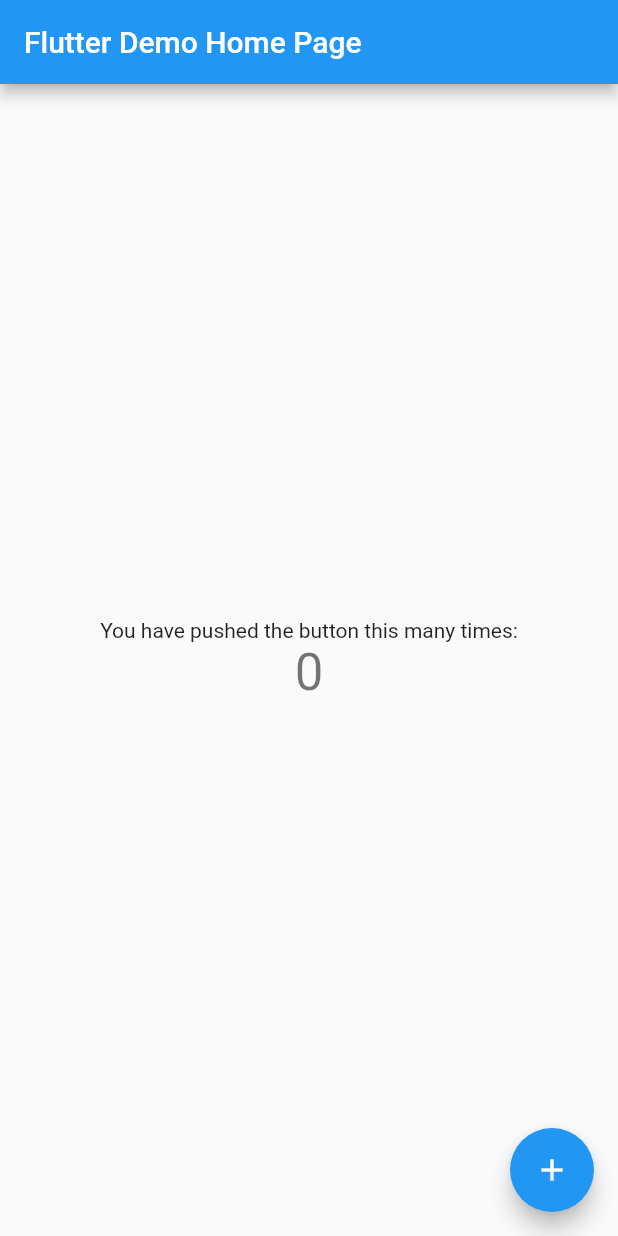
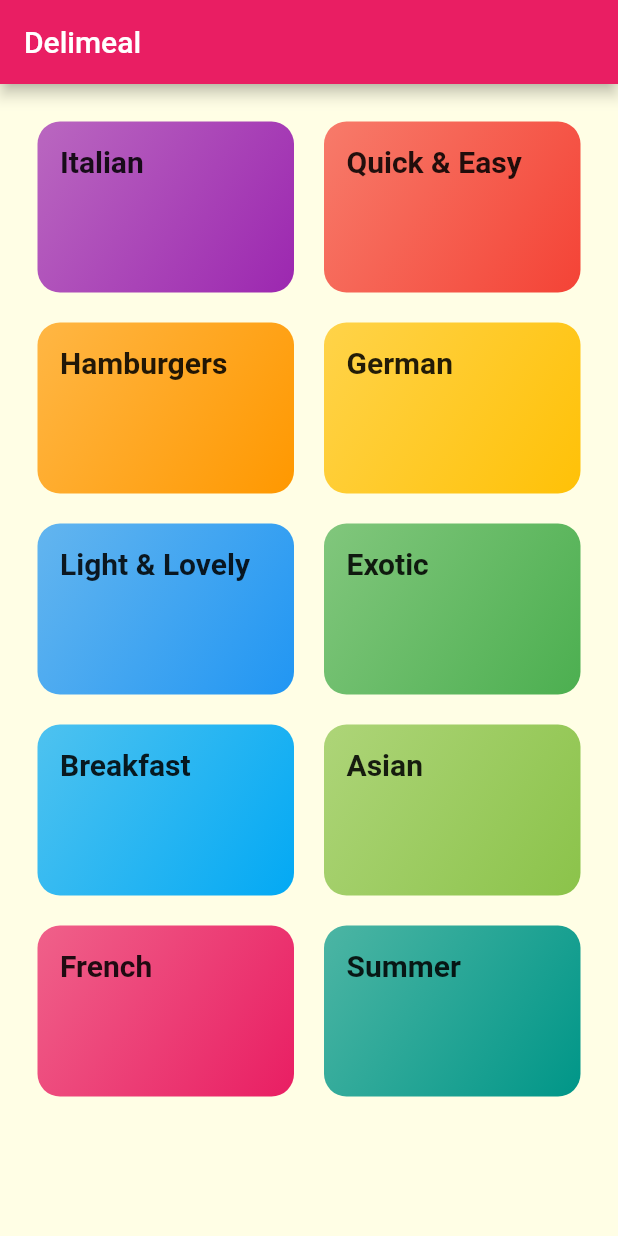
Before and after one commit to Ammar-JT/meals_app, a Flutter app: the screen it shows after launch, on a phone screen of 412 x 824 dp. Run offline on Flutter 3.47's test engine with Material 2 defaults, Android fonts, the phone set to English and light mode, and no system bars; Roboto replaces fonts that are missing (RobotCondensed).

Commit message:
Lesson 1: Make ur first screen + Change the startign screen + Make the widget a screen + Navigation and Routing!

```diff
--- a/analysis_options.yaml
+++ b/analysis_options.yaml
@@ -7,7 +7,7 @@
 
 # The following line activates a set of recommended lints for Flutter apps,
 # packages, and plugins designed to encourage good coding practices.
-include: package:flutter_lints/flutter.yaml
+# include: package:flutter_lints/flutter.yaml
 
 linter:
   # The lint rules applied to this project can be customized in the
--- /dev/null
+++ b/lib/categories_screen.dart
@@ -0,0 +1,41 @@
+import 'package:flutter/material.dart';
+
+import './dummy_data.dart';
+import './category_item.dart';
+
+class CategoriesScreen extends StatelessWidget {
+  // const CategoriesScreen({Key key}) : super(key: key);
+
+  @override
+  Widget build(BuildContext context) {
+    return Scaffold(
+      appBar: AppBar(
+        title: const Text('Delimeal'),
+      ),
+      body: GridView(
+        padding: const EdgeInsets.all(25),
+        // children: <Widget>[],
+        children: DUMMY_CATEGORIES
+          .map((cateData) => CategoryItem(
+            cateData.title,
+            cateData.color,
+            )
+          ).toList(),
+
+        //sliver:(شظية) is a scrollable space in flutter
+        //delegate: (يفوض)
+        //main axis: (المحور الاساسي، عشان اتجاه القريد على تحت) same as height
+        //cross axis: (المحور المتقاطع، عشان اتجاه القريد على تحت فدا يتقاطع مع الاتجاه) same as width
+        //Extent:(مدى)
+        gridDelegate: SliverGridDelegateWithMaxCrossAxisExtent(
+          maxCrossAxisExtent: 200, //width
+          childAspectRatio: 3 / 2, //so if width is 200 height will be 300
+          crossAxisSpacing: 20,
+          mainAxisSpacing: 20,
+
+
+        ),
+      ),
+    );
+  }
+}
--- /dev/null
+++ b/lib/category_item.dart
@@ -0,0 +1,46 @@
+import 'package:flutter/material.dart';
+import './category_meals_screen.dart';
+
+class CategoryItem extends StatelessWidget {
+  // const MyWidget({Key key}) : super(key: key);
+  final String title;
+  final Color color;
+  CategoryItem(this.title, this.color);
+
+  void selectCategory(BuildContext ctx) {
+    Navigator.of(ctx).push(
+      MaterialPageRoute(
+        builder: (_) {
+          return CategoryMealsScreen();
+        },
+      ),
+    );
+  }
+
+  @override
+  Widget build(BuildContext context) {
+    return InkWell(
+      onTap: () => selectCategory(context),
+      splashColor: Theme.of(context).primaryColor,
+      borderRadius: BorderRadius.circular(15),
+      child: Container(
+        padding: const EdgeInsets.all(15),
+        child: Text(
+          title,
+          style: Theme.of(context).textTheme.titleMedium,
+        ),
+        decoration: BoxDecoration(
+          gradient: LinearGradient(
+            colors: [
+              color.withOpacity(0.7),
+              color,
+            ],
+            begin: Alignment.topLeft,
+            end: Alignment.bottomRight,
+          ),
+          borderRadius: BorderRadius.circular(15),
+        ),
+      ),
+    );
+  }
+}
--- /dev/null
+++ b/lib/category_meals_screen.dart
@@ -0,0 +1,17 @@
+import 'package:flutter/material.dart';
+
+class CategoryMealsScreen extends StatelessWidget {
+  const CategoryMealsScreen({Key key}) : super(key: key);
+
+  @override
+  Widget build(BuildContext context) {
+    return Scaffold(
+      appBar: AppBar(
+        title: Text('The Recipes'),
+      ),
+      body: Center(
+        child: Text('The Recipes for the Category!'),
+      ),
+    );
+  }
+}
--- /dev/null
+++ b/lib/dummy_data.dart
@@ -0,0 +1,55 @@
+import 'package:flutter/material.dart';
+import './models/category.dart';
+
+const DUMMY_CATEGORIES = const [
+  Category(
+    id: 'c1',
+    title: 'Italian',
+    color: Colors.purple,
+  ),
+  Category(
+    id: 'c2',
+    title: 'Quick & Easy',
+    color: Colors.red,
+  ),
+  Category(
+    id: 'c3',
+    title: 'Hamburgers',
+    color: Colors.orange,
+  ),
+  Category(
+    id: 'c4',
+    title: 'German',
+    color: Colors.amber,
+  ),
+  Category(
+    id: 'c5',
+    title: 'Light & Lovely',
+    color: Colors.blue,
+  ),
+  Category(
+    id: 'c6',
+    title: 'Exotic',
+    color: Colors.green,
+  ),
+  Category(
+    id: 'c7',
+    title: 'Breakfast',
+    color: Colors.lightBlue,
+  ),
+  Category(
+    id: 'c8',
+    title: 'Asian',
+    color: Colors.lightGreen,
+  ),
+  Category(
+    id: 'c9',
+    title: 'French',
+    color: Colors.pink,
+  ),
+  Category(
+    id: 'c10',
+    title: 'Summer',
+    color: Colors.teal,
+  ),
+];
--- a/lib/main.dart
+++ b/lib/main.dart
@@ -1,115 +1,86 @@
+// Lesson 1: Make ur first screen + Change the startign screen + Make the widget a screen + Navigation and Routing!
+
+// Make ur first screen + set up the project:
+//    - just make a new widget called categories_screen
+//    - put a GridView inside it
+//    - make a class called category in model folder (to make every category an object)
+//    - make category_item widget (which will be under the categories_screen)
+//    - put the dummy_data.dart in the lib
+//    - In categroies_screen: import dummy + category_item and use them!
+
+
+// Change the startign screen:
+//    - in MaterialApp(home: هنا) <<<< put the starting screen widget
+
+
+// Make the widget a screen
+//    - Screen / widget / page === all the same
+//    - Typically the Scaffold represent a screen, so you'll use it in every screen
+//    - Put the Scaffold in categories_screen, and put the gridView inside it
+//    - complete the Scaffold set up: appBar, .....etc
+//    - style the screen and its children
+
+
+// Navigation and Routing:
+//    - make a new widget screen called category_meals_screen
+//    - make it a screen by wraping the content in Scaffold
+//    - make the category_item tappable using: GestureDetector or InkWell (GestureDetector with effects))
+//    - write a function for selectCategory and trigger it using onTap of the InkWell
+//    - use Navigator + MaterialPageRoute : in the selectCategory() function!
+//    - Congrats!!! for your first navigation and routing ever!!
+
+
 import 'package:flutter/material.dart';
+import 'package:meal_app/categories_screen.dart';
 
 void main() {
-  runApp(const MyApp());
+  runApp(MyApp());
 }
 
 class MyApp extends StatelessWidget {
-  const MyApp({Key? key}) : super(key: key);
-
-  // This widget is the root of your application.
   @override
   Widget build(BuildContext context) {
     return MaterialApp(
-      title: 'Flutter Demo',
+      title: 'DeliMeals',
       theme: ThemeData(
-        // This is the theme of your application.
-        //
-        // Try running your application with "flutter run". You'll see the
-        // application has a blue toolbar. Then, without quitting the app, try
-        // changing the primarySwatch below to Colors.green and then invoke
-        // "hot reload" (press "r" in the console where you ran "flutter run",
-        // or simply save your changes to "hot reload" in a Flutter IDE).
-        // Notice that the counter didn't reset back to zero; the application
-        // is not restarted.
-        primarySwatch: Colors.blue,
+        primarySwatch: Colors.pink,
+        accentColor: Colors.amber,
+        canvasColor: Color.fromRGBO(255, 254, 229, 1),
+        fontFamily: 'Raleway',
+        textTheme: ThemeData.light().textTheme.copyWith(
+          bodySmall: TextStyle(
+            color: Color.fromRGBO(20, 51, 51, 1)
+          ),
+          bodyMedium: TextStyle(
+            color: Color.fromRGBO(20, 51, 51, 1)
+          ),
+          titleMedium: TextStyle(
+            fontSize: 20,
+            fontFamily: 'RobotCondensed',
+            fontWeight: FontWeight.bold
+          )
+        )
       ),
-      home: const MyHomePage(title: 'Flutter Demo Home Page'),
+      home: CategoriesScreen(),
     );
   }
 }
 
-class MyHomePage extends StatefulWidget {
-  const MyHomePage({Key? key, required this.title}) : super(key: key);
+// class MyHomePage extends StatefulWidget {
+//   @override
+//   State<MyHomePage> createState() => _MyHomePageState();
+// }
 
-  // This widget is the home page of your application. It is stateful, meaning
-  // that it has a State object (defined below) that contains fields that affect
-  // how it looks.
-
-  // This class is the configuration for the state. It holds the values (in this
-  // case the title) provided by the parent (in this case the App widget) and
-  // used by the build method of the State. Fields in a Widget subclass are
-  // always marked "final".
-
-  final String title;
-
-  @override
-  State<MyHomePage> createState() => _MyHomePageState();
-}
-
-class _MyHomePageState extends State<MyHomePage> {
-  int _counter = 0;
-
-  void _incrementCounter() {
-    setState(() {
-      // This call to setState tells the Flutter framework that something has
-      // changed in this State, which causes it to rerun the build method below
-      // so that the display can reflect the updated values. If we changed
-      // _counter without calling setState(), then the build method would not be
-      // called again, and so nothing would appear to happen.
-      _counter++;
-    });
-  }
-
-  @override
-  Widget build(BuildContext context) {
-    // This method is rerun every time setState is called, for instance as done
-    // by the _incrementCounter method above.
-    //
-    // The Flutter framework has been optimized to make rerunning build methods
-    // fast, so that you can just rebuild anything that needs updating rather
-    // than having to individually change instances of widgets.
-    return Scaffold(
-      appBar: AppBar(
-        // Here we take the value from the MyHomePage object that was created by
-        // the App.build method, and use it to set our appbar title.
-        title: Text(widget.title),
-      ),
-      body: Center(
-        // Center is a layout widget. It takes a single child and positions it
-        // in the middle of the parent.
-        child: Column(
-          // Column is also a layout widget. It takes a list of children and
-          // arranges them vertically. By default, it sizes itself to fit its
-          // children horizontally, and tries to be as tall as its parent.
-          //
-          // Invoke "debug painting" (press "p" in the console, choose the
-          // "Toggle Debug Paint" action from the Flutter Inspector in Android
-          // Studio, or the "Toggle Debug Paint" command in Visual Studio Code)
-          // to see the wireframe for each widget.
-          //
-          // Column has various properties to control how it sizes itself and
-          // how it positions its children. Here we use mainAxisAlignment to
-          // center the children vertically; the main axis here is the vertical
-          // axis because Columns are vertical (the cross axis would be
-          // horizontal).
-          mainAxisAlignment: MainAxisAlignment.center,
-          children: <Widget>[
-            const Text(
-              'You have pushed the button this many times:',
-            ),
-            Text(
-              '$_counter',
-              style: Theme.of(context).textTheme.headline4,
-            ),
-          ],
-        ),
-      ),
-      floatingActionButton: FloatingActionButton(
-        onPressed: _incrementCounter,
-        tooltip: 'Increment',
-        child: const Icon(Icons.add),
-      ), // This trailing comma makes auto-formatting nicer for build methods.
-    );
-  }
-}
+// class _MyHomePageState extends State<MyHomePage> {
+//   @override
+//   Widget build(BuildContext context) {
+//     return Scaffold(
+//       appBar: AppBar(
+//         title: Text('DeliMeals'),
+//       ),
+//       body: Center(
+//         child: Text('Navigation Time!'),
+//       ),
+//     );
+//   }
+// }
--- /dev/null
+++ b/lib/models/category.dart
@@ -0,0 +1,12 @@
+import 'package:flutter/material.dart';
+class Category {
+  final String id;
+  final String title;
+  final Color color;
+
+  const Category({
+    @required this.id,
+    @required this.title,
+    this.color = Colors.orange,
+  });
+}
```
Also changed, not shown: pubspec.yaml (+22 -24 lines), assets/fonts/Raleway-Black.ttf (added), assets/fonts/Raleway-Bold.ttf (added), assets/fonts/Raleway-Regular.ttf (added), assets/fonts/RobotoCondensed-Bold.ttf (added), assets/fonts/RobotoCondensed-Italic.ttf (added), assets/fonts/RobotoCondensed-Light.ttf (added), assets/fonts/RobotoCondensed-Regular.ttf (added), pubspec.lock, 1 other file.
